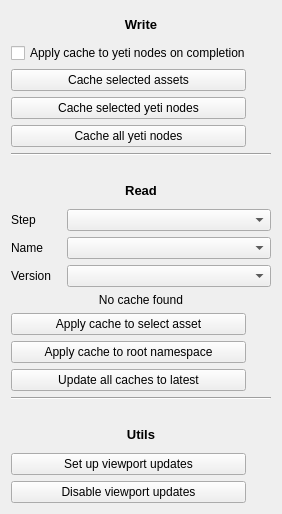
Qt form scripts/maya_psyhive/tools/yeti/yeti_cache_tools.ui (Psyop/psyhive) before a commit.
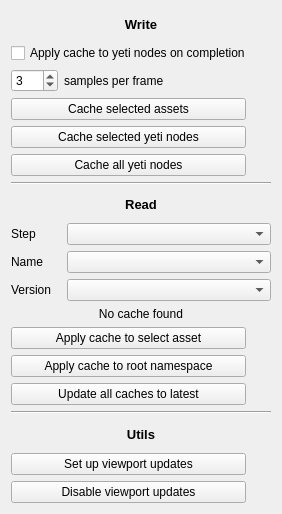
The same form after that commit. Icons and pictures are not drawn. Custom widgets are drawn as their Qt base class.

Commit message: Yeti Tools: allow samples per frame override (csage), | maya_psyhive: ref.FileRef.setup_anim_offsets returns plugs, tools.yeti added samples to ui,

The edit to the form file:
```diff
--- a/scripts/maya_psyhive/tools/yeti/yeti_cache_tools.ui
+++ b/scripts/maya_psyhive/tools/yeti/yeti_cache_tools.ui
@@ -50,6 +50,36 @@
        </property>
       </widget>
      </item>
+     <item>
+      <layout class="QHBoxLayout" name="horizontalLayout_12">
+       <item>
+        <widget class="QSpinBox" name="Samples">
+         <property name="maximumSize">
+          <size>
+           <width>47</width>
+           <height>16777215</height>
+          </size>
+         </property>
+         <property name="minimum">
+          <number>1</number>
+         </property>
+         <property name="maximum">
+          <number>99</number>
+         </property>
+         <property name="value">
+          <number>3</number>
+         </property>
+        </widget>
+       </item>
+       <item>
+        <widget class="QLabel" name="label_7">
+         <property name="text">
+          <string>samples per frame</string>
+         </property>
+        </widget>
+       </item>
+      </layout>
+     </item>
      <item>
       <layout class="QHBoxLayout" name="horizontalLayout_5">
        <property name="spacing">
```
The commit also changes 4 other files.
